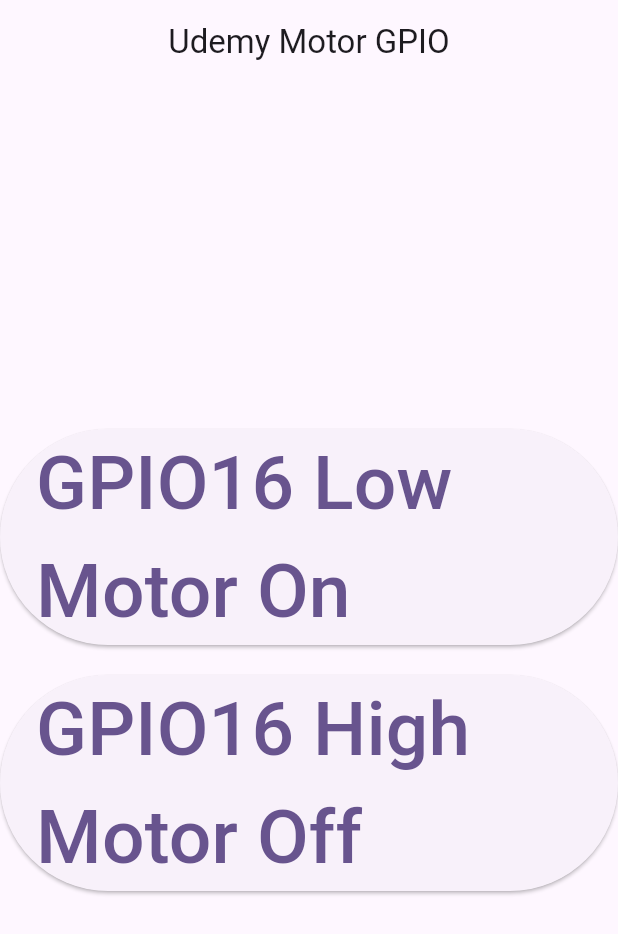
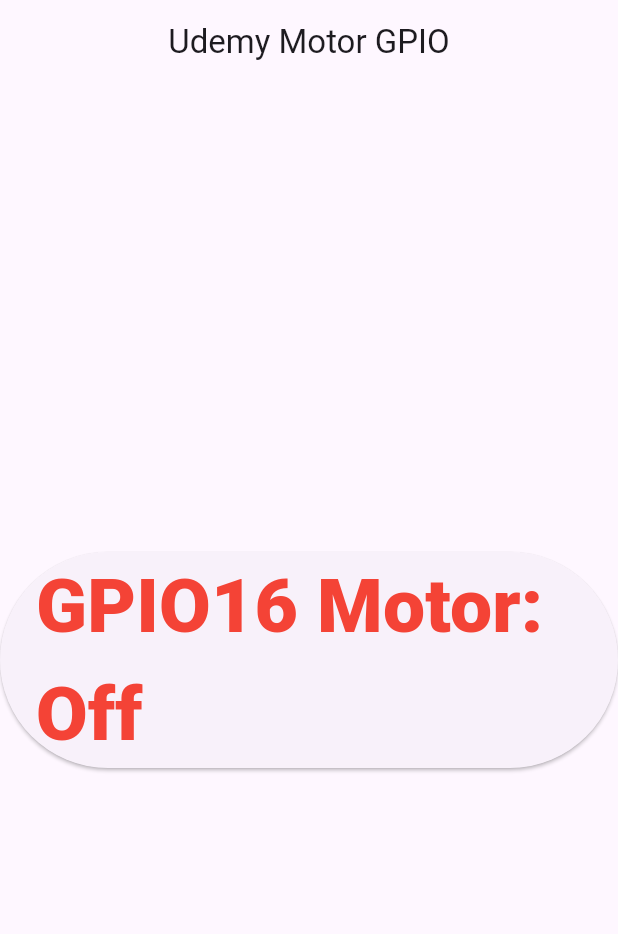
Before and after one commit to AllyTechEngineering/udemy_motor_gpio_final, a Flutter app: the screen it shows after launch, on a phone screen of 412 x 824 dp. Shown: the top 934 px of the screen. Run offline on Flutter 3.47's test engine with Material 3 defaults, Android fonts, the phone set to English and light mode, and no system bars; missing offline and left inert: dart_periphery.

Commit message:
Update motor_screen.dart
Changed the button

```diff
--- a/lib/motor_screen/motor_screen.dart
+++ b/lib/motor_screen/motor_screen.dart
@@ -12,18 +12,22 @@ class MotorScreen extends StatefulWidget {
 
 class _MotorScreenState extends State<MotorScreen> {
   //TODO: Create an instance of the MotorService class
-  final MotorService motorService = MotorService();
+   final MotorService motorService = MotorService();
   //TODO: Call the initGpio16Output method in the initState method
+
+  //TODO: Set initial state of GPIO16
+  bool _myLed16 = false;
+
   @override
   void initState() {
-    motorService.initGpio16Output();
+     motorService.initGpio16Output();
     super.initState();
   }
 
   //TODO: Call the disposeGpio method in the dispose method
   @override
   void dispose() {
-    motorService.disposeGpio();
+     motorService.disposeGpio();
     super.dispose();
   }
 
@@ -43,44 +47,66 @@ class _MotorScreenState extends State<MotorScreen> {
           crossAxisAlignment: CrossAxisAlignment.center,
           mainAxisAlignment: MainAxisAlignment.center,
           children: <Widget>[
-            //TODO: Add the getElevatedButtonMotorOn method
-            getElevatedButtonMotorOn(),
-            const SizedBox(height: 20),
-            //TODO: Add the getElevatedButtonMotorOff method
-            getElevatedButtonMotorOff(),
+            //TODO: Add the ElevatedButtonMotor method
+            ElevatedButtonMotor(
+              //TODO: Add name for ElevatedButtonMotor
+              motorName: 'GPIO16 Motor',
+              onPressed: () {
+                //TODO: Set the state of the button and the GPIO pin
+                setState(() {
+                  _myLed16 = !_myLed16;
+                  motorService.gpio16OutputLevel(_myLed16);
+                });
+              },
+              //TODO: Passe the state of the button
+              motorStatus: _myLed16,
+            )
           ],
         ),
       ),
     );
   }
+}
 
-//TODO: Create the getElevatedButtonMotorOn method
-  Widget getElevatedButtonMotorOn() {
+class ElevatedButtonMotor extends StatefulWidget {
+  const ElevatedButtonMotor(
+      {super.key,
+      required this.motorName,
+      required this.onPressed,
+      required this.motorStatus});
+//TODO: The name of the button
+  final String motorName;
+//TODO: The controll of the state
+  final VoidCallback? onPressed;
+//TODO: The state of the butto and GPIO
+  final bool motorStatus;
+
+  @override
+  State<ElevatedButtonMotor> createState() => _ElevatedButtonMotorState();
+}
+
+class _ElevatedButtonMotorState extends State<ElevatedButtonMotor> {
+  @override
+  Widget build(BuildContext context) {
+
+    late Color motorStateColorButton;
+    late String motorState;
+    //TODO: Checks the state of the button and set the color and the stet it is in
+    if (!widget.motorStatus) {
+      motorStateColorButton = Colors.red;
+      motorState = 'Off';
+    } else {
+      motorStateColorButton = Colors.green;
+      motorState = 'On ';
+    }
     return ElevatedButton(
-      onPressed: () {
-        setState(() {
-          motorService.gpio16OutputLevel(false);
-        });
-      },
-      child: const Text(
-        'GPIO16 Low Motor On',
-        style: TextStyle(fontSize: 50.0),
-      ),
-    );
-  }
-
-//TODO: Create the getElevatedButtonMotorOff method
-  Widget getElevatedButtonMotorOff() {
-    return ElevatedButton(
-      onPressed: () {
-        setState(() {
-          motorService.gpio16OutputLevel(true);
-        });
-      },
-      child: const Text(
-        'GPIO16 High Motor Off',
-        style: TextStyle(fontSize: 50.0),
-      ),
-    );
+        onPressed: widget.onPressed,
+        child: Text(
+          '${widget.motorName}: $motorState',
+          style: TextStyle(
+              color: motorStateColorButton,
+              fontWeight: FontWeight.w900,
+              fontSize: 50.0),
+        ));
   }
 }
```
